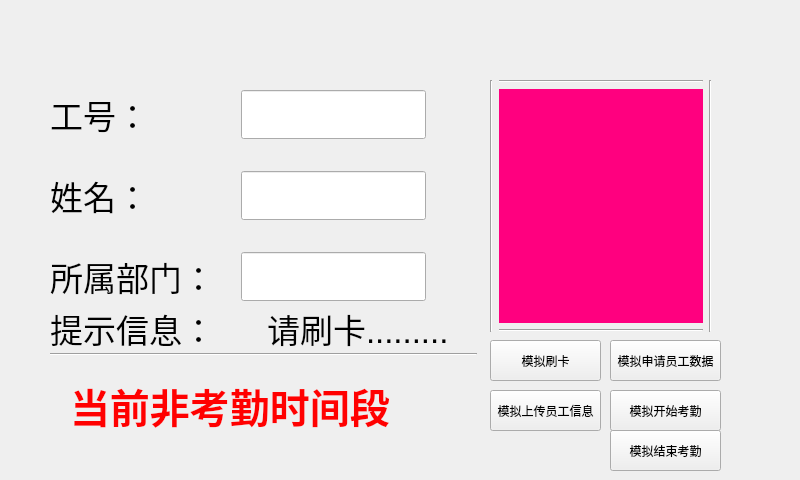
First picture: the form in windowstart.ui, repository jindezhang/kqj, before the edit.
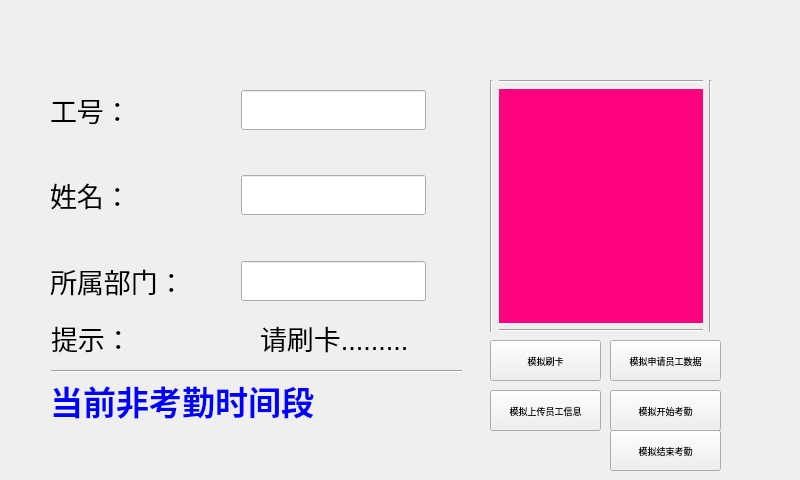
Second picture: the form after the edit. Custom widgets are drawn as their Qt base class.

The edit to the form file:
```diff
--- a/windowstart.ui
+++ b/windowstart.ui
@@ -14,53 +14,6 @@
    <string>MainWindow</string>
   </property>
   <widget class="QWidget" name="centralwidget">
-   <widget class="QWidget" name="layoutWidget">
-    <property name="geometry">
-     <rect>
-      <x>50</x>
-      <y>310</y>
-      <width>427</width>
-      <height>46</height>
-     </rect>
-    </property>
-    <layout class="QVBoxLayout" name="verticalLayout_2">
-     <item>
-      <layout class="QHBoxLayout" name="horizontalLayout_4">
-       <item>
-        <widget class="QLabel" name="label_4">
-         <property name="font">
-          <font>
-           <pointsize>25</pointsize>
-          </font>
-         </property>
-         <property name="text">
-          <string>提示信息：</string>
-         </property>
-        </widget>
-       </item>
-       <item>
-        <widget class="QLabel" name="l_tip">
-         <property name="font">
-          <font>
-           <pointsize>25</pointsize>
-          </font>
-         </property>
-         <property name="text">
-          <string>请刷卡.........</string>
-         </property>
-        </widget>
-       </item>
-      </layout>
-     </item>
-     <item>
-      <widget class="Line" name="line">
-       <property name="orientation">
-        <enum>Qt::Horizontal</enum>
-       </property>
-      </widget>
-     </item>
-    </layout>
-   </widget>
    <widget class="QWidget" name="layoutWidget_2">
     <property name="geometry">
      <rect>
@@ -77,7 +30,7 @@
         <widget class="QLabel" name="label_3">
          <property name="font">
           <font>
-           <pointsize>25</pointsize>
+           <pointsize>20</pointsize>
           </font>
          </property>
          <property name="text">
@@ -127,7 +80,7 @@
         <widget class="QLabel" name="label">
          <property name="font">
           <font>
-           <pointsize>25</pointsize>
+           <pointsize>20</pointsize>
           </font>
          </property>
          <property name="text">
@@ -177,7 +130,7 @@
         <widget class="QLabel" name="label_2">
          <property name="font">
           <font>
-           <pointsize>25</pointsize>
+           <pointsize>20</pointsize>
           </font>
          </property>
          <property name="text">
@@ -229,21 +182,21 @@
    <widget class="QLabel" name="l_tip2">
     <property name="geometry">
      <rect>
-      <x>70</x>
-      <y>380</y>
-      <width>361</width>
-      <height>51</height>
+      <x>50</x>
+      <y>370</y>
+      <width>441</width>
+      <height>61</height>
      </rect>
     </property>
     <property name="font">
      <font>
-      <pointsize>30</pointsize>
+      <pointsize>25</pointsize>
       <weight>75</weight>
       <bold>true</bold>
      </font>
     </property>
     <property name="styleSheet">
-     <string notr="true">color: rgb(255, 0, 0);</string>
+     <string notr="true">color: rgb(0, 0, 255);</string>
     </property>
     <property name="text">
      <string>当前非考勤时间段</string>
@@ -258,6 +211,11 @@
       <height>41</height>
      </rect>
     </property>
+    <property name="font">
+     <font>
+      <pointsize>7</pointsize>
+     </font>
+    </property>
     <property name="text">
      <string>模拟刷卡</string>
     </property>
@@ -271,6 +229,11 @@
       <height>41</height>
      </rect>
     </property>
+    <property name="font">
+     <font>
+      <pointsize>7</pointsize>
+     </font>
+    </property>
     <property name="text">
      <string>模拟上传员工信息</string>
     </property>
@@ -284,6 +247,11 @@
       <height>41</height>
      </rect>
     </property>
+    <property name="font">
+     <font>
+      <pointsize>7</pointsize>
+     </font>
+    </property>
     <property name="text">
      <string>模拟开始考勤</string>
     </property>
@@ -297,6 +265,11 @@
       <height>41</height>
      </rect>
     </property>
+    <property name="font">
+     <font>
+      <pointsize>7</pointsize>
+     </font>
+    </property>
     <property name="text">
      <string>模拟申请员工数据</string>
     </property>
@@ -310,6 +283,11 @@
       <height>41</height>
      </rect>
     </property>
+    <property name="font">
+     <font>
+      <pointsize>7</pointsize>
+     </font>
+    </property>
     <property name="text">
      <string>模拟结束考勤</string>
     </property>
@@ -383,6 +361,94 @@
      </item>
     </layout>
    </widget>
+   <widget class="QWidget" name="layoutWidget_3">
+    <property name="geometry">
+     <rect>
+      <x>0</x>
+      <y>0</y>
+      <width>801</width>
+      <height>61</height>
+     </rect>
+    </property>
+    <layout class="QHBoxLayout" name="horizontalLayout_6">
+     <item>
+      <spacer name="horizontalSpacer_6">
+       <property name="orientation">
+        <enum>Qt::Horizontal</enum>
+       </property>
+       <property name="sizeHint" stdset="0">
+        <size>
+         <width>40</width>
+         <height>20</height>
+        </size>
+       </property>
+      </spacer>
+     </item>
+     <item>
+      <widget class="top" name="wg_top" native="true"/>
+     </item>
+     <item>
+      <spacer name="horizontalSpacer_7">
+       <property name="orientation">
+        <enum>Qt::Horizontal</enum>
+       </property>
+       <property name="sizeHint" stdset="0">
+        <size>
+         <width>40</width>
+         <height>20</height>
+        </size>
+       </property>
+      </spacer>
+     </item>
+    </layout>
+   </widget>
+   <widget class="QWidget" name="">
+    <property name="geometry">
+     <rect>
+      <x>51</x>
+      <y>312</y>
+      <width>411</width>
+      <height>61</height>
+     </rect>
+    </property>
+    <layout class="QVBoxLayout" name="verticalLayout_2">
+     <item>
+      <layout class="QHBoxLayout" name="horizontalLayout_4">
+       <item>
+        <widget class="QLabel" name="label_4">
+         <property name="font">
+          <font>
+           <pointsize>20</pointsize>
+          </font>
+         </property>
+         <property name="text">
+          <string>提示：</string>
+         </property>
+        </widget>
+       </item>
+       <item>
+        <widget class="QLabel" name="l_tip">
+         <property name="font">
+          <font>
+           <pointsize>20</pointsize>
+          </font>
+         </property>
+         <property name="text">
+          <string>请刷卡.........</string>
+         </property>
+        </widget>
+       </item>
+      </layout>
+     </item>
+     <item>
+      <widget class="Line" name="line">
+       <property name="orientation">
+        <enum>Qt::Horizontal</enum>
+       </property>
+      </widget>
+     </item>
+    </layout>
+   </widget>
   </widget>
  </widget>
  <customwidgets>
```
Left out of the diff: 18 changed lines with no effect on the pictures.
